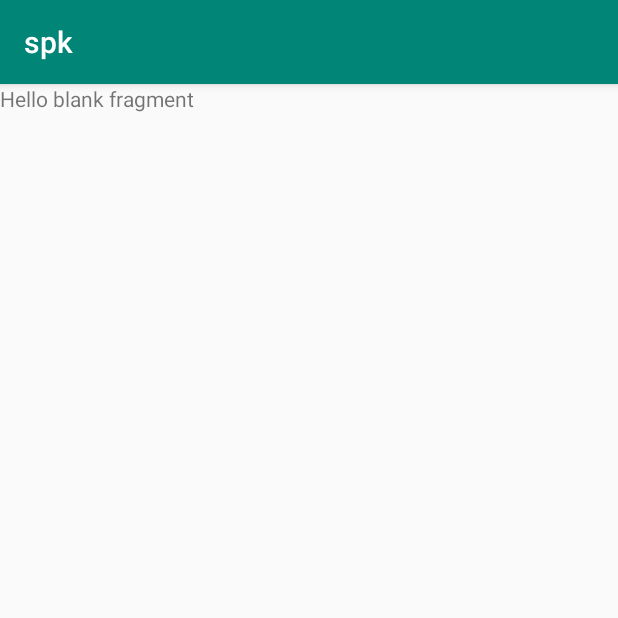
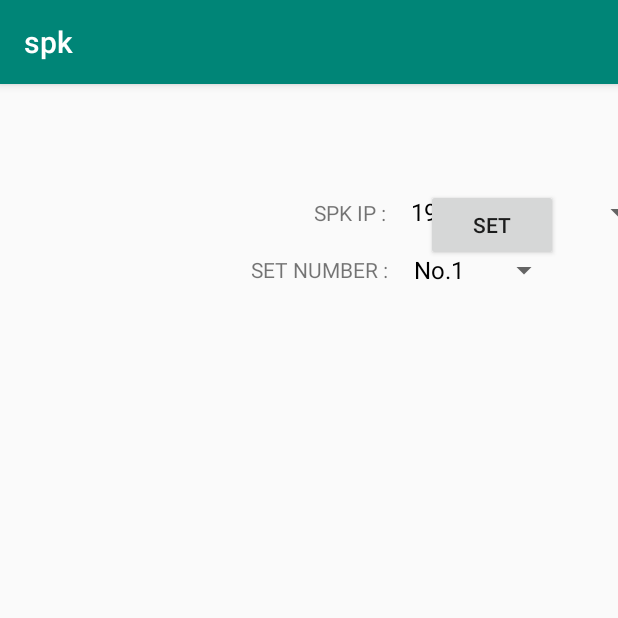
Before and after one commit to phobias01/spk1.3-master, an Android app: the fragment fmSetspk shown on its own in the app's theme, on a phone screen of 412 x 824 dp, the top half of it. Run offline under Robolectric (Android 15) with nearby library versions, the phone set to English and light mode, and no system bars.

```diff
--- a/app/src/main/java/com/example/supot/spk/Const.java
+++ b/app/src/main/java/com/example/supot/spk/Const.java
@@ -51,5 +51,8 @@ public class Const {
     public static final String set_crossover_min = "crossover_min";
     public static final String set_crossover_max = "crossover_max";
 
+    public static final String spk_number = "spk_number";
+    public static final String numberCe = "numberCe";
 
+    public static final String test = "test";
 }
--- a/app/src/main/java/com/example/supot/spk/MainActivity.java
+++ b/app/src/main/java/com/example/supot/spk/MainActivity.java
@@ -107,6 +107,10 @@ public class MainActivity extends AppCompatActivity
                 fm = new fmDelay();
                 strTitle = "DELAY";
                 break;
+            case R.id.nav_set:
+                fm = new fmSetspk();
+                strTitle = "SET SPK NO.";
+                break;
         }
 
         if (fm != null){
--- a/app/src/main/java/com/example/supot/spk/fmEQ.java
+++ b/app/src/main/java/com/example/supot/spk/fmEQ.java
@@ -616,5 +616,4 @@ public class fmEQ extends Fragment {
         eqBar_20k.setProgress(sp.getInt(Const.master_eq_slide_value_16,150));
         eqBar_Master.setProgress(sp.getInt(Const.master_eq_slide,80));
     }
-
 }
--- a/app/src/main/java/com/example/supot/spk/fmSetspk.java
+++ b/app/src/main/java/com/example/supot/spk/fmSetspk.java
@@ -1,11 +1,24 @@
 package com.example.supot.spk;
 
 
+import android.content.Context;
+import android.content.SharedPreferences;
 import android.os.Bundle;
 import android.support.v4.app.Fragment;
 import android.view.LayoutInflater;
 import android.view.View;
 import android.view.ViewGroup;
+import android.widget.AdapterView;
+import android.widget.ArrayAdapter;
+import android.widget.Button;
+import android.widget.ListView;
+import android.widget.Spinner;
+
+import com.google.gson.Gson;
+import com.google.gson.reflect.TypeToken;
+
+import java.lang.reflect.Type;
+import java.util.ArrayList;
 
 
 /**
@@ -18,12 +31,118 @@ public class fmSetspk extends Fragment {
         // Required empty public constructor
     }
 
+    private ArrayAdapter adapterIp,adapterNum,adapterlistIN;
+    private ArrayList<String> arrayIp,arrayNum,arraylistIN;
+    private ListView listSetspk;
+    private Button butSetnum;
+    private Spinner spinIP,spinNum;
+    private Context context;
+    SharedPreferences sp;
+    SharedPreferences.Editor editor;
 
     @Override
     public View onCreateView(LayoutInflater inflater, ViewGroup container,
                              Bundle savedInstanceState) {
         // Inflate the layout for this fragment
-        return inflater.inflate(R.layout.fragment_fm_setspk, container, false);
+        View view = inflater.inflate(R.layout.fragment_fm_setspk, container, false);
+        sp = this.getActivity().getSharedPreferences(Const.sp_channel, Context.MODE_PRIVATE);
+        editor = sp.edit();
+        initsetNumIP(view);
+        return view;
+    }
+
+    private void saveData() {
+       /* Gson gson = new Gson();
+        String jsonSpk = gson.toJson(arraySpk);
+        String json1 = gson.toJson(arrayG1);
+        String json2 = gson.toJson(arrayG2);
+        String json3 = gson.toJson(arrayG3);
+        String json4 = gson.toJson(arrayG4);
+        editor.putString(Const.list_group_spk, jsonSpk);
+        editor.putString(Const.list_group_1, json1);
+        editor.putString(Const.list_group_2, json2);
+        editor.putString(Const.list_group_3, json3);
+        editor.putString(Const.list_group_4, json4);
+        editor.commit();*/
+    }
+
+    private void loadData() {
+        /*Gson gson = new Gson();
+        String jsonSpk = sp.getString(Const.list_group_spk, null);
+        String json1 = sp.getString(Const.list_group_1, null);
+        String json2 = sp.getString(Const.list_group_2, null);
+        String json3 = sp.getString(Const.list_group_3, null);
+        String json4 = sp.getString(Const.list_group_4, null);
+
+        Type type = new TypeToken<ArrayList>(){}.getType();
+        arrayIP = gson.fromJson(jsonSpk, type);
+        //arrayG1 = gson.fromJson(json1, type);
+        //arrayG2 = gson.fromJson(json2, type);
+
+
+
+        if (arraySpk.isEmpty()) {
+            arraySpk = new ArrayList<>();
+        }
+        if (arrayG1.isEmpty()) {
+            arrayG1 = new ArrayList<>();
+        }
+        if (arrayG2.isEmpty()) {
+            arrayG2 = new ArrayList<>();
+        }*/
+
+    }
+    public void onAttach(Context context) {
+        super.onAttach(context);
+        this.context = context;
+    }
+
+    public void initsetNumIP(View view){
+        listSetspk = (ListView) view.findViewById(R.id.listSetspk);
+        butSetnum = (Button) view.findViewById(R.id.butSetnum);
+        spinIP = (Spinner) view.findViewById(R.id.spinIP);
+        spinNum = (Spinner) view.findViewById(R.id.spinNum);
+        arrayIp = new ArrayList<>();
+        if(arrayIp.isEmpty()) {
+            for (int i = 1; i <= 100; i++) {
+                arrayIp.add("192.168.1." + i);
+            }
+        }
+        arrayNum = new ArrayList<>();
+        if(arrayNum.isEmpty()) {
+            for (int i = 1; i <= 100; i++) {
+                arrayNum.add("No."+i);
+            }
+        }
+        arraylistIN = new ArrayList<>();
+        adapterIp = new ArrayAdapter <String> (this.context, android.R.layout.simple_spinner_dropdown_item,arrayIp);
+        spinIP.setAdapter(adapterIp);
+        adapterNum = new ArrayAdapter <String> (this.context, android.R.layout.simple_spinner_dropdown_item,arrayNum);
+        spinNum.setAdapter(adapterNum);
+
+        adapterlistIN= new ArrayAdapter<String>(this.context,android.R.layout.simple_list_item_1,arraylistIN);
+        listSetspk.setAdapter(adapterlistIN);
+
+                butSetnum.setOnClickListener(new View.OnClickListener() {
+                    @Override
+                    public void onClick(View v) {
+                        int posIP = spinIP.getSelectedItemPosition();
+                        int posNum = spinNum.getSelectedItemPosition();
+                        arraylistIN.add("IP : "+arrayIp.get(posIP)+" ==>> Number is set = "+arrayNum.get(posNum));
+                       // int i = arraylistIN.size();
+                        String spkno = "SPK"+arrayNum.get(posNum);
+                        arrayIp.remove(posIP);
+                        arrayNum.remove(posNum);
+                        adapterlistIN.notifyDataSetChanged();
+                        adapterIp.notifyDataSetChanged();
+                        adapterNum.notifyDataSetChanged();
+                        editor.putString(Const.spk_number,spkno);
+                        //editor.putInt(Const.numberCe,i);
+                        editor.commit();
+                    }
+                });
+
+
     }
 
 }
--- a/app/src/main/res/layout/activity_main.xml
+++ b/app/src/main/res/layout/activity_main.xml
@@ -22,7 +22,7 @@
 
     <android.support.design.widget.NavigationView
         android:id="@+id/nav_view"
-        android:layout_width="wrap_content"
+        android:layout_width="220dp"
         android:layout_height="match_parent"
         android:layout_gravity="start"
         android:fitsSystemWindows="true"
--- a/app/src/main/res/layout/fragment_fm_setspk.xml
+++ b/app/src/main/res/layout/fragment_fm_setspk.xml
@@ -1,14 +1,71 @@
 <?xml version="1.0" encoding="utf-8"?>
 <FrameLayout xmlns:android="http://schemas.android.com/apk/res/android"
+    xmlns:app="http://schemas.android.com/apk/res-auto"
     xmlns:tools="http://schemas.android.com/tools"
     android:layout_width="match_parent"
     android:layout_height="match_parent"
     tools:context=".fmSetspk">
 
-    <!-- TODO: Update blank fragment layout -->
-    <TextView
+    <android.support.constraint.ConstraintLayout
         android:layout_width="match_parent"
-        android:layout_height="match_parent"
-        android:text="@string/hello_blank_fragment" />
+        android:layout_height="match_parent">
 
+        <Button
+            android:id="@+id/butSetnum"
+            android:layout_width="wrap_content"
+            android:layout_height="wrap_content"
+            android:layout_marginTop="70dp"
+            android:layout_marginEnd="40dp"
+            android:text="SET"
+            app:layout_constraintEnd_toEndOf="parent"
+            app:layout_constraintTop_toTopOf="parent" />
+
+        <TextView
+            android:id="@+id/textView27"
+            android:layout_width="wrap_content"
+            android:layout_height="wrap_content"
+            android:layout_marginStart="167dp"
+            android:layout_marginTop="114dp"
+            android:text="SET NUMBER : "
+            app:layout_constraintStart_toStartOf="parent"
+            app:layout_constraintTop_toTopOf="parent" />
+
+        <TextView
+            android:id="@+id/textView28"
+            android:layout_width="wrap_content"
+            android:layout_height="wrap_content"
+            android:layout_marginStart="209dp"
+            android:layout_marginTop="76dp"
+            android:text="SPK IP : "
+            app:layout_constraintStart_toStartOf="parent"
+            app:layout_constraintTop_toTopOf="parent" />
+
+        <Spinner
+            android:id="@+id/spinIP"
+            android:layout_width="170dp"
+            android:layout_height="24dp"
+            android:layout_marginStart="5dp"
+            android:layout_marginTop="73dp"
+            app:layout_constraintStart_toEndOf="@+id/textView28"
+            app:layout_constraintTop_toTopOf="parent" />
+
+        <Spinner
+            android:id="@+id/spinNum"
+            android:layout_width="105dp"
+            android:layout_height="wrap_content"
+            android:layout_marginStart="5dp"
+            android:layout_marginTop="100dp"
+            app:layout_constraintStart_toEndOf="@+id/textView27"
+            app:layout_constraintTop_toTopOf="parent" />
+
+        <ListView
+            android:id="@+id/listSetspk"
+            android:layout_width="430dp"
+            android:layout_height="169dp"
+            android:layout_marginStart="168dp"
+            android:layout_marginTop="138dp"
+            app:layout_constraintStart_toStartOf="parent"
+            app:layout_constraintTop_toTopOf="parent" />
+
+    </android.support.constraint.ConstraintLayout>
 </FrameLayout>
--- a/app/src/main/res/menu/activity_main_drawer.xml
+++ b/app/src/main/res/menu/activity_main_drawer.xml
@@ -24,6 +24,9 @@
                 android:id="@+id/nav_new"
                 android:title="NEW" />
             <item
+                android:id="@+id/nav_set"
+                android:title="SET SPK NO."/>
+            <item
                 android:id="@+id/nav_load"
                 android:title="LOAD" />
             <item
```
Also changed, not shown: app/src/main/java/com/example/supot/spk/fmConnect.java (+0 -9 lines), app/src/main/java/com/example/supot/spk/fmHome.java (+15 -9 lines), app/src/main/res/layout/fragment_fm_home.xml (+5 -5 lines).
